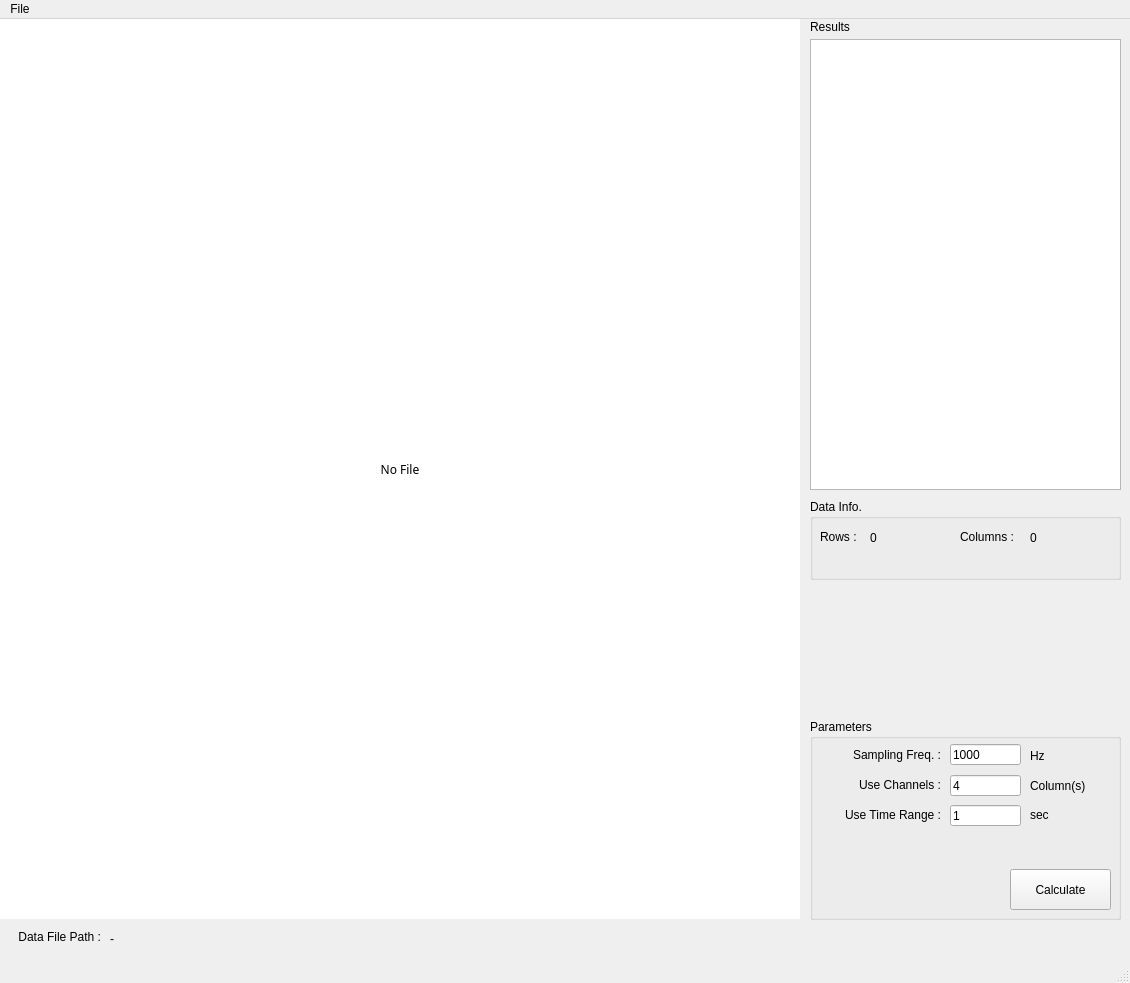
elecun/flame-utility, file app/fftviewer/gui.ui: the form before one commit.
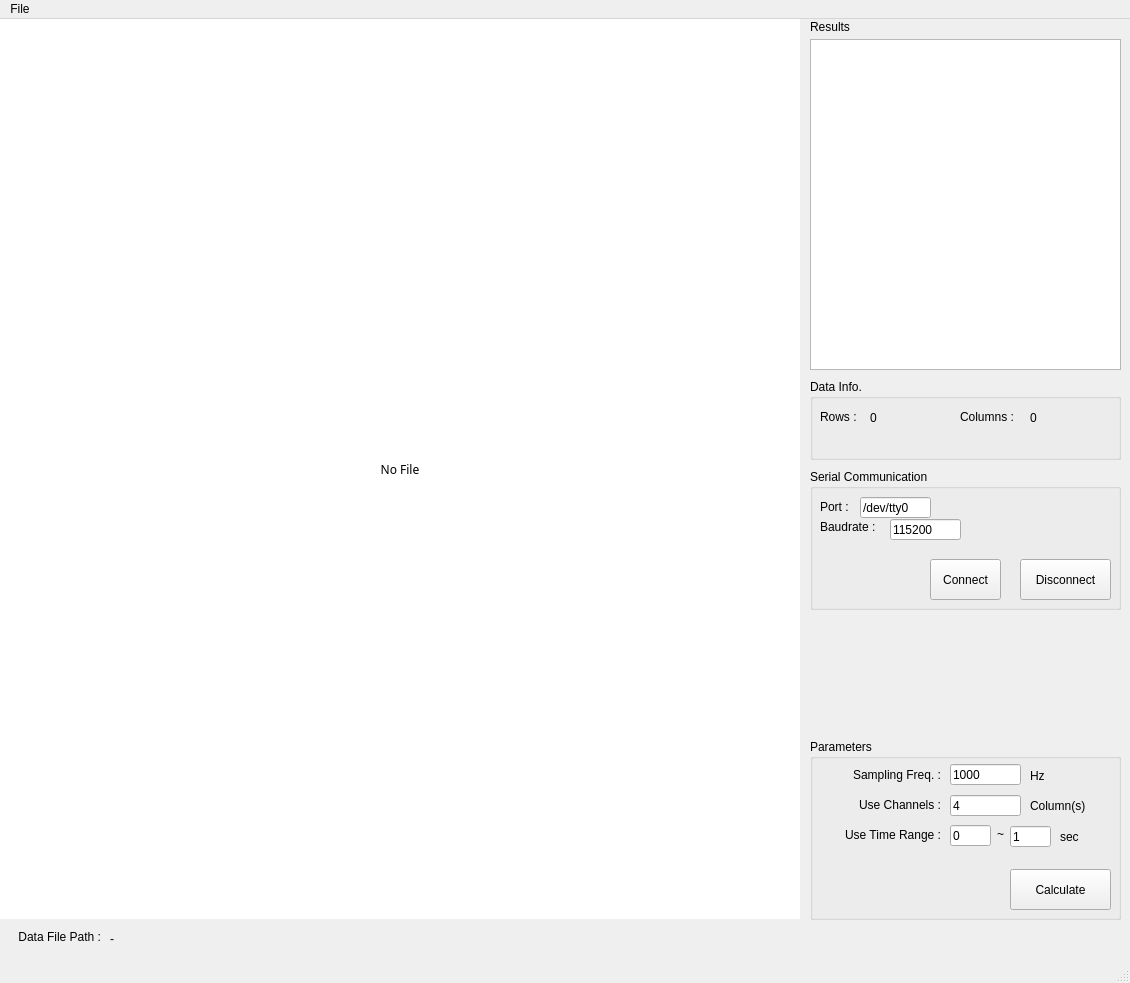
The form after the commit.

```diff
--- a/app/fftviewer/gui.ui
+++ b/app/fftviewer/gui.ui
@@ -46,9 +46,9 @@
     <property name="geometry">
      <rect>
       <x>810</x>
-      <y>700</y>
+      <y>720</y>
       <width>311</width>
-      <height>201</height>
+      <height>181</height>
      </rect>
     </property>
     <property name="title">
@@ -87,7 +87,7 @@
      <property name="geometry">
       <rect>
        <x>200</x>
-       <y>150</y>
+       <y>130</y>
        <width>101</width>
        <height>41</height>
       </rect>
@@ -173,12 +173,25 @@
       <set>Qt::AlignRight|Qt::AlignTrailing|Qt::AlignVCenter</set>
      </property>
     </widget>
-    <widget class="QLineEdit" name="edit_time_range">
+    <widget class="QLineEdit" name="edit_time_range_start">
      <property name="geometry">
       <rect>
        <x>140</x>
        <y>86</y>
-       <width>71</width>
+       <width>41</width>
+       <height>21</height>
+      </rect>
+     </property>
+     <property name="text">
+      <string>0</string>
+     </property>
+    </widget>
+    <widget class="QLineEdit" name="edit_time_range_end">
+     <property name="geometry">
+      <rect>
+       <x>200</x>
+       <y>87</y>
+       <width>41</width>
        <height>21</height>
       </rect>
      </property>
@@ -189,18 +202,31 @@
     <widget class="QLabel" name="label_8">
      <property name="geometry">
       <rect>
-       <x>220</x>
-       <y>80</y>
-       <width>71</width>
-       <height>31</height>
+       <x>180</x>
+       <y>87</y>
+       <width>21</width>
+       <height>16</height>
+      </rect>
+     </property>
+     <property name="text">
+      <string>~</string>
+     </property>
+     <property name="alignment">
+      <set>Qt::AlignCenter</set>
+     </property>
+    </widget>
+    <widget class="QLabel" name="label_11">
+     <property name="geometry">
+      <rect>
+       <x>250</x>
+       <y>90</y>
+       <width>31</width>
+       <height>16</height>
       </rect>
      </property>
      <property name="text">
       <string>sec</string>
      </property>
-     <property name="alignment">
-      <set>Qt::AlignLeading|Qt::AlignLeft|Qt::AlignVCenter</set>
-     </property>
     </widget>
    </widget>
    <widget class="QLabel" name="label_2">
@@ -238,7 +264,7 @@
       <x>810</x>
       <y>20</y>
       <width>311</width>
-      <height>451</height>
+      <height>331</height>
      </rect>
     </property>
     <property name="editTriggers">
@@ -265,7 +291,7 @@
     <property name="geometry">
      <rect>
       <x>810</x>
-      <y>480</y>
+      <y>360</y>
       <width>311</width>
       <height>81</height>
      </rect>
@@ -326,6 +352,97 @@
      </property>
     </widget>
    </widget>
+   <widget class="QGroupBox" name="groupBox_3">
+    <property name="geometry">
+     <rect>
+      <x>810</x>
+      <y>450</y>
+      <width>311</width>
+      <height>141</height>
+     </rect>
+    </property>
+    <property name="title">
+     <string>Serial Communication</string>
+    </property>
+    <widget class="QLabel" name="label_12">
+     <property name="geometry">
+      <rect>
+       <x>10</x>
+       <y>30</y>
+       <width>58</width>
+       <height>16</height>
+      </rect>
+     </property>
+     <property name="text">
+      <string>Port :</string>
+     </property>
+    </widget>
+    <widget class="QLabel" name="label_13">
+     <property name="geometry">
+      <rect>
+       <x>10</x>
+       <y>50</y>
+       <width>71</width>
+       <height>16</height>
+      </rect>
+     </property>
+     <property name="text">
+      <string>Baudrate :</string>
+     </property>
+    </widget>
+    <widget class="QLineEdit" name="edit_device_port">
+     <property name="geometry">
+      <rect>
+       <x>50</x>
+       <y>28</y>
+       <width>71</width>
+       <height>21</height>
+      </rect>
+     </property>
+     <property name="text">
+      <string>/dev/tty0</string>
+     </property>
+    </widget>
+    <widget class="QLineEdit" name="edit_device_baudrate">
+     <property name="geometry">
+      <rect>
+       <x>80</x>
+       <y>50</y>
+       <width>71</width>
+       <height>21</height>
+      </rect>
+     </property>
+     <property name="text">
+      <string>115200</string>
+     </property>
+    </widget>
+    <widget class="QPushButton" name="btn_connect">
+     <property name="geometry">
+      <rect>
+       <x>120</x>
+       <y>90</y>
+       <width>71</width>
+       <height>41</height>
+      </rect>
+     </property>
+     <property name="text">
+      <string>Connect</string>
+     </property>
+    </widget>
+    <widget class="QPushButton" name="btn_disconnect">
+     <property name="geometry">
+      <rect>
+       <x>210</x>
+       <y>90</y>
+       <width>91</width>
+       <height>41</height>
+      </rect>
+     </property>
+     <property name="text">
+      <string>Disconnect</string>
+     </property>
+    </widget>
+   </widget>
   </widget>
   <widget class="QMenuBar" name="menubar">
    <property name="geometry">
@@ -333,7 +450,7 @@
      <x>0</x>
      <y>0</y>
      <width>1130</width>
-     <height>43</height>
+     <height>24</height>
     </rect>
    </property>
    <widget class="QMenu" name="menuControl">
```
